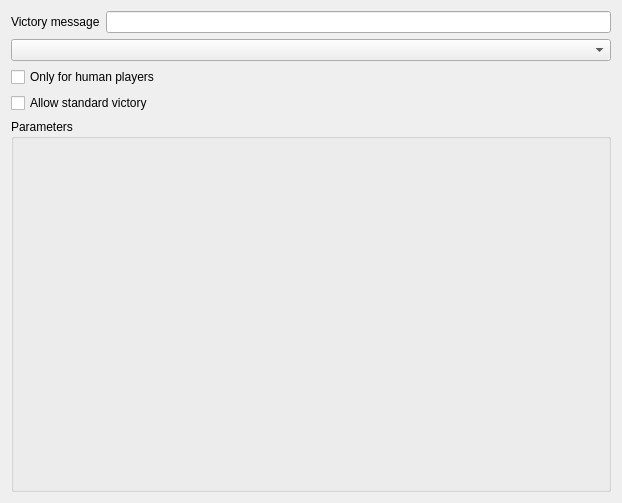
Old version of the form mapeditor/mapsettings/victoryconditions.ui in the repository vcmi/vcmi.
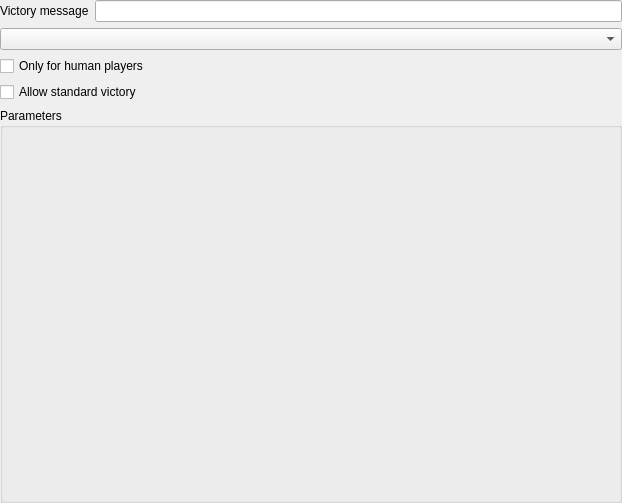
New version of the form.

```diff
--- a/mapeditor/mapsettings/victoryconditions.ui
+++ b/mapeditor/mapsettings/victoryconditions.ui
@@ -14,6 +14,18 @@
    <string>Form</string>
   </property>
   <layout class="QVBoxLayout" name="verticalLayout">
+   <property name="leftMargin">
+    <number>0</number>
+   </property>
+   <property name="topMargin">
+    <number>0</number>
+   </property>
+   <property name="rightMargin">
+    <number>0</number>
+   </property>
+   <property name="bottomMargin">
+    <number>0</number>
+   </property>
    <item>
     <layout class="QHBoxLayout" name="horizontalLayout_2">
      <property name="rightMargin">
```
